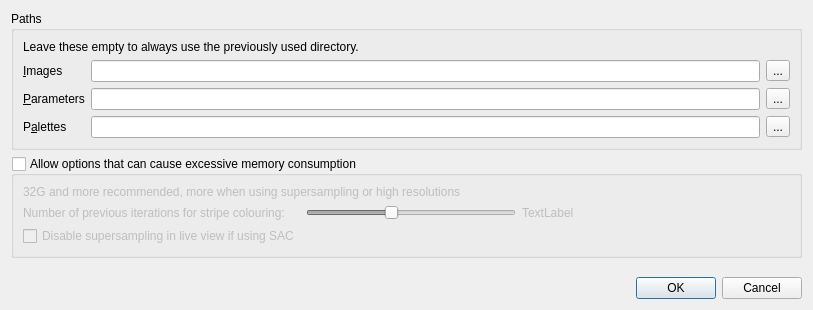
bernds/GAPFixFractal, file src/prefs.ui: the form before one commit.
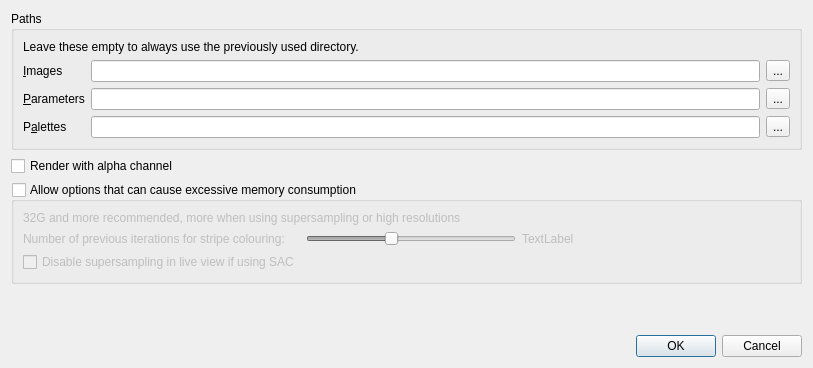
The form after the commit.

Commit message: Add an option to render with an alpha channel

The edit to the form file:
```diff
--- a/src/prefs.ui
+++ b/src/prefs.ui
@@ -7,7 +7,7 @@
     <x>0</x>
     <y>0</y>
     <width>813</width>
-    <height>310</height>
+    <height>368</height>
    </rect>
   </property>
   <property name="windowTitle">
@@ -90,6 +90,17 @@
      </layout>
     </widget>
    </item>
+   <item>
+    <widget class="QCheckBox" name="alphaCheckBox">
+     <property name="toolTip">
+      <string>&lt;p&gt;Controls whether images produced by the batch render process are in ARGB32 or RGB32 format.&lt;/p&gt;
+&lt;p&gt;The alpha channel is only used by certain black and white colouring options.&lt;/p&gt;</string>
+     </property>
+     <property name="text">
+      <string>Render with alpha channel</string>
+     </property>
+    </widget>
+   </item>
    <item>
     <widget class="QGroupBox" name="largememBox">
      <property name="title">
```
The commit also changes 2 other files.
